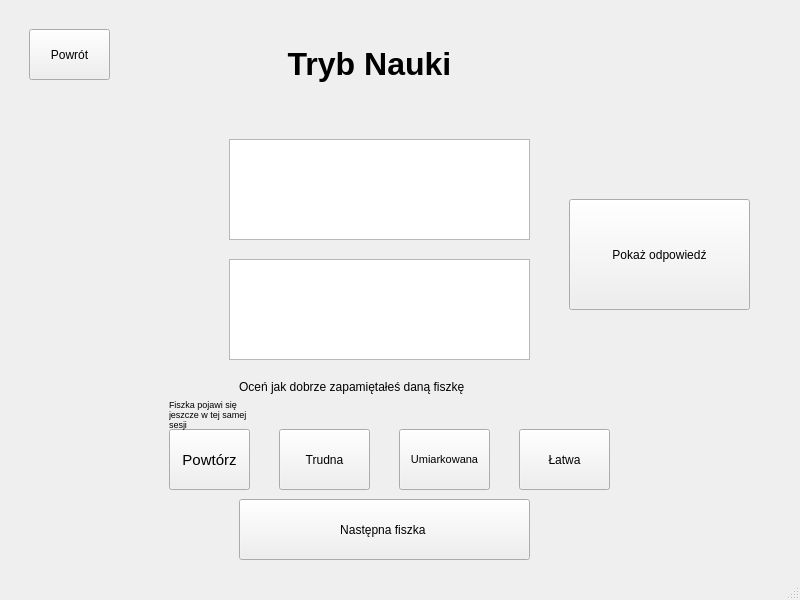
Above: src/qt_ui/mainwindow.ui from Michalmo12345/FlashcardQTApp before the change. Below: the same form after it.
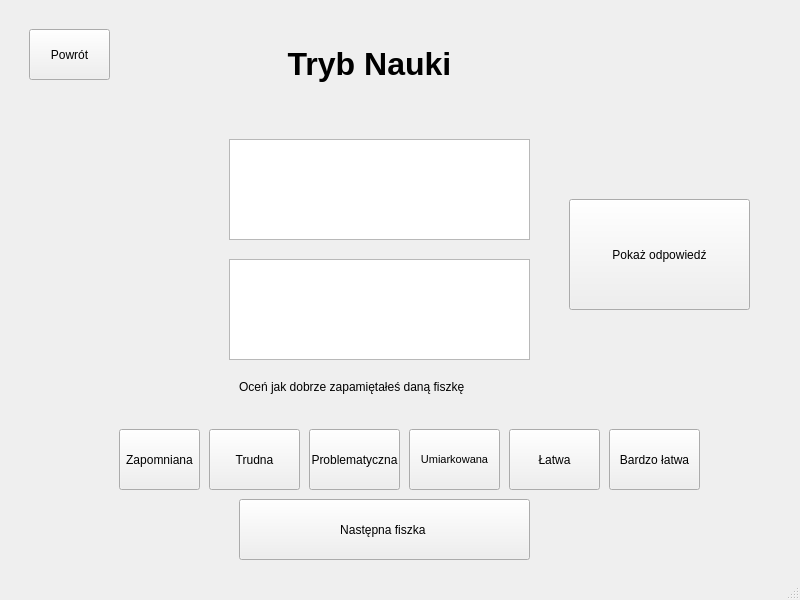
That is the form after the change.

```diff
--- a/src/qt_ui/mainwindow.ui
+++ b/src/qt_ui/mainwindow.ui
@@ -15,7 +15,7 @@
   </property>
   <widget class="QWidget" name="centralwidget">
    <layout class="QGridLayout" name="gridLayout">
-    <item row="0" column="0">
+    <item row="0" column="1">
      <widget class="QStackedWidget" name="baseStack">
       <property name="currentIndex">
        <number>3</number>
@@ -372,7 +372,7 @@
        <widget class="QPushButton" name="repeatButton">
         <property name="geometry">
          <rect>
-          <x>160</x>
+          <x>110</x>
           <y>420</y>
           <width>81</width>
           <height>61</height>
@@ -380,17 +380,17 @@
         </property>
         <property name="font">
          <font>
-          <pointsize>11</pointsize>
+          <pointsize>9</pointsize>
          </font>
         </property>
         <property name="text">
-         <string>Powtórz</string>
+         <string>Zapomniana</string>
         </property>
        </widget>
        <widget class="QPushButton" name="hardButton">
         <property name="geometry">
          <rect>
-          <x>270</x>
+          <x>200</x>
           <y>420</y>
           <width>91</width>
           <height>61</height>
@@ -403,7 +403,7 @@
        <widget class="QPushButton" name="easyButton">
         <property name="geometry">
          <rect>
-          <x>510</x>
+          <x>500</x>
           <y>420</y>
           <width>91</width>
           <height>61</height>
@@ -416,7 +416,7 @@
        <widget class="QPushButton" name="mediumButton">
         <property name="geometry">
          <rect>
-          <x>390</x>
+          <x>400</x>
           <y>420</y>
           <width>91</width>
           <height>61</height>
@@ -437,43 +437,35 @@
          </size>
         </property>
        </widget>
-       <widget class="QLabel" name="label_10">
+       <widget class="QPushButton" name="perfectButton">
         <property name="geometry">
          <rect>
-          <x>160</x>
-          <y>390</y>
-          <width>81</width>
-          <height>31</height>
+          <x>600</x>
+          <y>420</y>
+          <width>91</width>
+          <height>61</height>
+         </rect>
+        </property>
+        <property name="text">
+         <string>Bardzo łatwa</string>
+        </property>
+       </widget>
+       <widget class="QPushButton" name="problematicButton">
+        <property name="geometry">
+         <rect>
+          <x>300</x>
+          <y>420</y>
+          <width>91</width>
+          <height>61</height>
          </rect>
         </property>
         <property name="font">
          <font>
-          <pointsize>7</pointsize>
+          <pointsize>9</pointsize>
          </font>
         </property>
-        <property name="layoutDirection">
-         <enum>Qt::LeftToRight</enum>
-        </property>
-        <property name="autoFillBackground">
-         <bool>false</bool>
-        </property>
-        <property name="frameShape">
-         <enum>QFrame::NoFrame</enum>
-        </property>
         <property name="text">
-         <string>Fiszka pojawi się jeszcze w tej samej sesji</string>
-        </property>
-        <property name="textFormat">
-         <enum>Qt::AutoText</enum>
-        </property>
-        <property name="scaledContents">
-         <bool>false</bool>
-        </property>
-        <property name="wordWrap">
-         <bool>true</bool>
-        </property>
-        <property name="openExternalLinks">
-         <bool>false</bool>
+         <string>Problematyczna</string>
         </property>
        </widget>
       </widget>
```
